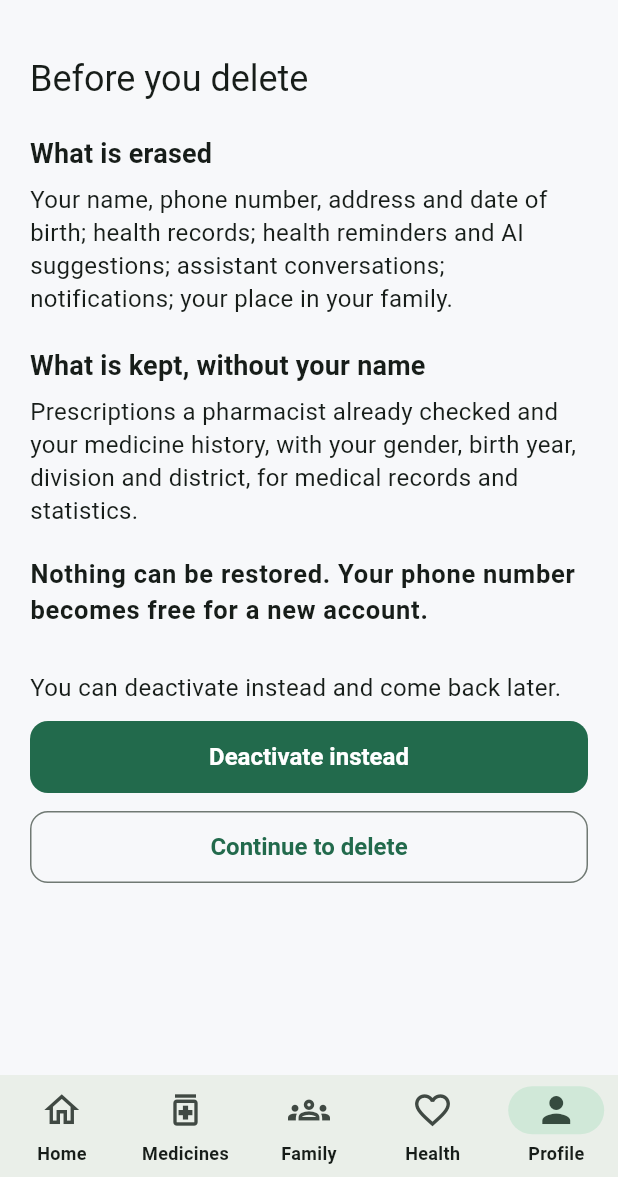
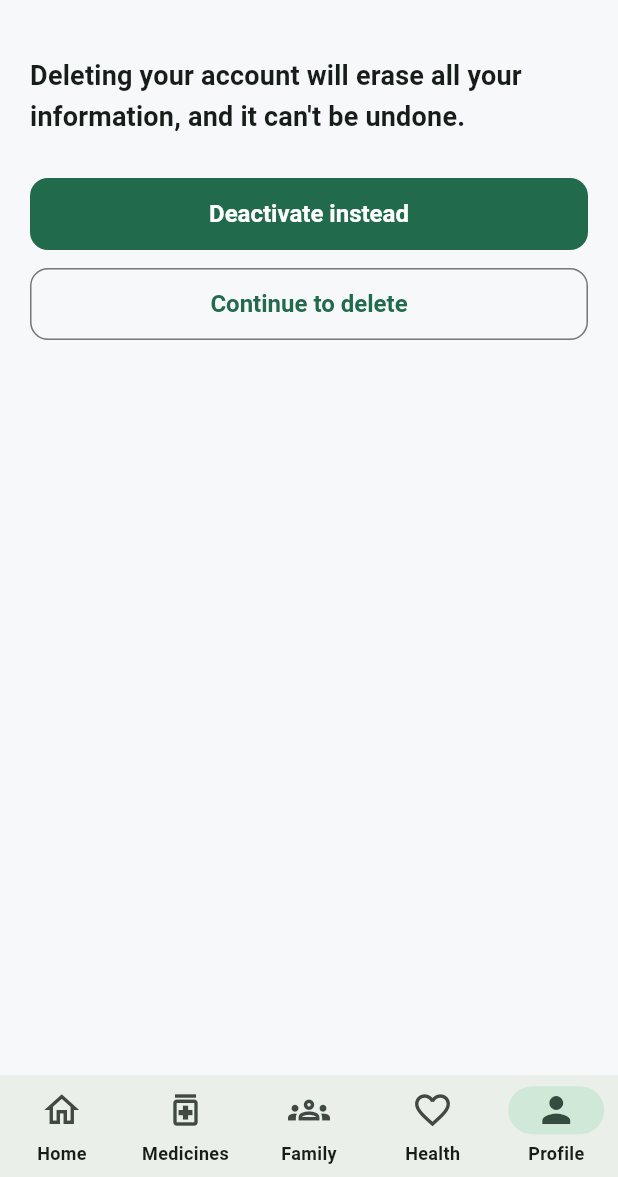
Before and after one commit to ashvir-venture/Medi-Bela, a Flutter app: the DeleteAccountWarningScreen screen opened by its route, on a phone screen of 412 x 824 dp, the part 59-1236 px from its top. Run offline on Flutter 3.47's test engine with Material 3 defaults, Android fonts, the phone set to English and light mode, and no system bars; our stand-ins replace connectivity_plus, dio, drift, drift_flutter, firebase_core, firebase_messaging and 7 more; accounts and stored records are empty; generated files the repository leaves out were written again.

Commit message:
Shorter delete, deactivate and leave texts; owner decisions recorded
Delete screen 1 is one sentence, the deactivate dialog says it pauses your
activity, and leaving the family asks "Are you sure?" (EN / BN). Unused
strings removed. plan.md records the owner's decisions of 2026-10-31.

Co-Authored-By: Claude Opus 5.5 <noreply@anthropic.com>

```diff
--- a/mobile/lib/core/localization/app_strings.dart
+++ b/mobile/lib/core/localization/app_strings.dart
@@ -285,13 +285,7 @@ class AppStrings {
     required this.accountSuspended,
     required this.pressBackAgainToExit,
     required this.medicinesTab,
-    required this.deleteWarningTitle,
-    required this.deleteErasedHeading,
-    required this.deleteErasedList,
-    required this.deleteKeptHeading,
-    required this.deleteKeptList,
     required this.deleteCannotUndo,
-    required this.deactivateHint,
     required this.deleteConfirmTitle,
     required this.deletePhrasePrompt,
     required this.deletePhrase,
@@ -634,13 +628,7 @@ class AppStrings {
   final String accountSuspended;
   final String pressBackAgainToExit;
   final String medicinesTab;
-  final String deleteWarningTitle;
-  final String deleteErasedHeading;
-  final String deleteErasedList;
-  final String deleteKeptHeading;
-  final String deleteKeptList;
   final String deleteCannotUndo;
-  final String deactivateHint;
   final String deleteConfirmTitle;
   final String deletePhrasePrompt;
   /// The sentence typed to confirm deletion, in the app's language.
@@ -999,19 +987,13 @@ const AppStrings enStrings = AppStrings(
   accountSuspended: 'This account is under suspension. Please contact Medi-Bela Authority.',
   pressBackAgainToExit: 'Press back again to exit',
   medicinesTab: 'Medicines',
-  deleteWarningTitle: 'Before you delete',
-  deleteErasedHeading: 'What is erased',
-  deleteErasedList: 'Your name, phone number, address and date of birth; health records; health reminders and AI suggestions; assistant conversations; notifications; your place in your family.',
-  deleteKeptHeading: 'What is kept, without your name',
-  deleteKeptList: 'Prescriptions a pharmacist already checked and your medicine history, with your gender, birth year, division and district, for medical records and statistics.',
-  deleteCannotUndo: 'Nothing can be restored. Your phone number becomes free for a new account.',
-  deactivateHint: 'You can deactivate instead and come back later.',
+  deleteCannotUndo: 'Deleting your account will erase all your information, and it can\'t be undone.',
   deleteConfirmTitle: 'Confirm deletion',
   deletePhrasePrompt: 'Type this sentence exactly:',
   deletePhrase: 'I am sure about deletion and know the consequences',
-  deactivateExplain: 'Your reminders stop and you are signed out on every phone. Your family sees "Account paused". Sign in again any time to come back; nothing is lost.',
+  deactivateExplain: 'This will pause your activity.',
   deactivateAction: 'Deactivate',
-  leaveFamilyConfirm: 'Leave your family? They will no longer see your medicines or get your missed-dose alerts. If you are the caregiver, the member who joined first becomes caregiver.',
+  leaveFamilyConfirm: 'Are you sure?',
   leaveAction: 'Leave',
   removeMemberConfirmTemplate: 'Remove {name} from the family? You will no longer see their medicines.',
   removeAction: 'Remove',
@@ -1344,19 +1326,13 @@ const AppStrings bnStrings = AppStrings(
   accountSuspended: 'এই অ্যাকাউন্টটি স্থগিত আছে। মেডি-বেলা কর্তৃপক্ষের সাথে যোগাযোগ করুন।',
   pressBackAgainToExit: 'বের হতে আবার চাপুন',
   medicinesTab: 'ওষুধ',
-  deleteWarningTitle: 'মুছে ফেলার আগে',
-  deleteErasedHeading: 'যা মুছে যাবে',
-  deleteErasedList: 'আপনার নাম, ফোন নম্বর, ঠিকানা ও জন্ম তারিখ; স্বাস্থ্যের রেকর্ড; স্বাস্থ্য রিমাইন্ডার ও এআই পরামর্শ; সহকারীর কথোপকথন; নোটিফিকেশন; পরিবারে আপনার সদস্যপদ।',
-  deleteKeptHeading: 'যা থাকবে, আপনার নাম ছাড়া',
-  deleteKeptList: 'ফার্মাসিস্টের যাচাই করা প্রেসক্রিপশন ও আপনার ওষুধের ইতিহাস, সাথে লিঙ্গ, জন্মসাল, বিভাগ ও জেলা, চিকিৎসা-রেকর্ড ও পরিসংখ্যানের জন্য।',
-  deleteCannotUndo: 'কিছুই ফেরানো যাবে না। আপনার ফোন নম্বর দিয়ে নতুন অ্যাকাউন্ট খোলা যাবে।',
-  deactivateHint: 'চাইলে বরং সাময়িক বন্ধ করে পরে ফিরে আসতে পারেন।',
+  deleteCannotUndo: 'অ্যাকাউন্ট ডিলিট করলে আপনার সব তথ্য মুছে যাবে এবং তা পুনরায় ফিরিয়ে আনা সম্ভব নয়।',
   deleteConfirmTitle: 'মুছে ফেলা নিশ্চিত করুন',
   deletePhrasePrompt: 'এই বাক্যটি হুবহু লিখুন:',
   deletePhrase: 'আমি মুছে ফেলার বিষয়ে নিশ্চিত এবং পরিণতি জানি',
-  deactivateExplain: 'আপনার রিমাইন্ডার বন্ধ হবে এবং সব ফোন থেকে সাইন আউট হবেন। পরিবার দেখবে "অ্যাকাউন্ট বন্ধ আছে"। যেকোনো সময় আবার সাইন ইন করে ফিরে আসতে পারবেন; কিছুই হারাবে না।',
+  deactivateExplain: 'এটি আপনার কার্যক্রম বন্ধ রাখবে।',
   deactivateAction: 'সাময়িক বন্ধ করুন',
-  leaveFamilyConfirm: 'পরিবার ছেড়ে দেবেন? তাঁরা আর আপনার ওষুধ দেখতে বা ডোজ বাদ পড়ার সতর্কতা পেতে পারবেন না। আপনি পরিচর্যাকারী হলে সবচেয়ে আগে যোগ দেওয়া সদস্য পরিচর্যাকারী হবেন।',
+  leaveFamilyConfirm: 'আপনি কি নিশ্চিত?',
   leaveAction: 'ছেড়ে দিন',
   removeMemberConfirmTemplate: '{name}-কে পরিবার থেকে সরাবেন? আপনি আর তাঁর ওষুধ দেখতে পারবেন না।',
   removeAction: 'সরান',
--- a/mobile/lib/features/profile/presentation/delete_account_screens.dart
+++ b/mobile/lib/features/profile/presentation/delete_account_screens.dart
@@ -8,7 +8,7 @@ import '../../auth/presentation/auth_controller.dart';
 import '../domain/delete_phrase.dart';
 import 'account_dialogs.dart';
 
-/// Delete, screen 1: what is erased and what is kept, with the gentler
+/// Delete, screen 1: one sentence on what deleting means, with the gentler
 /// option (deactivate) offered first.
 class DeleteAccountWarningScreen extends ConsumerWidget {
   const DeleteAccountWarningScreen({super.key});
@@ -22,20 +22,9 @@ class DeleteAccountWarningScreen extends ConsumerWidget {
       body: ListView(
         padding: const EdgeInsets.all(20),
         children: [
-          Text(strings.deleteWarningTitle, style: theme.textTheme.headlineSmall),
-          const SizedBox(height: 20),
-          Text(strings.deleteErasedHeading, style: theme.textTheme.titleMedium),
-          const SizedBox(height: 6),
-          Text(strings.deleteErasedList),
-          const SizedBox(height: 20),
-          Text(strings.deleteKeptHeading, style: theme.textTheme.titleMedium),
-          const SizedBox(height: 6),
-          Text(strings.deleteKeptList),
-          const SizedBox(height: 20),
-          Text(strings.deleteCannotUndo, style: theme.textTheme.bodyLarge?.copyWith(fontWeight: FontWeight.w600)),
+          // One sentence (owner, 2026-10-31): no lists of what is erased or kept.
+          Text(strings.deleteCannotUndo, style: theme.textTheme.titleMedium),
           const SizedBox(height: 28),
-          Text(strings.deactivateHint),
-          const SizedBox(height: 12),
           FilledButton(
             style: FilledButton.styleFrom(minimumSize: const Size.fromHeight(52)),
             onPressed: () => showDeactivateDialog(context),
```
Also changed, not shown: 1 other file.
